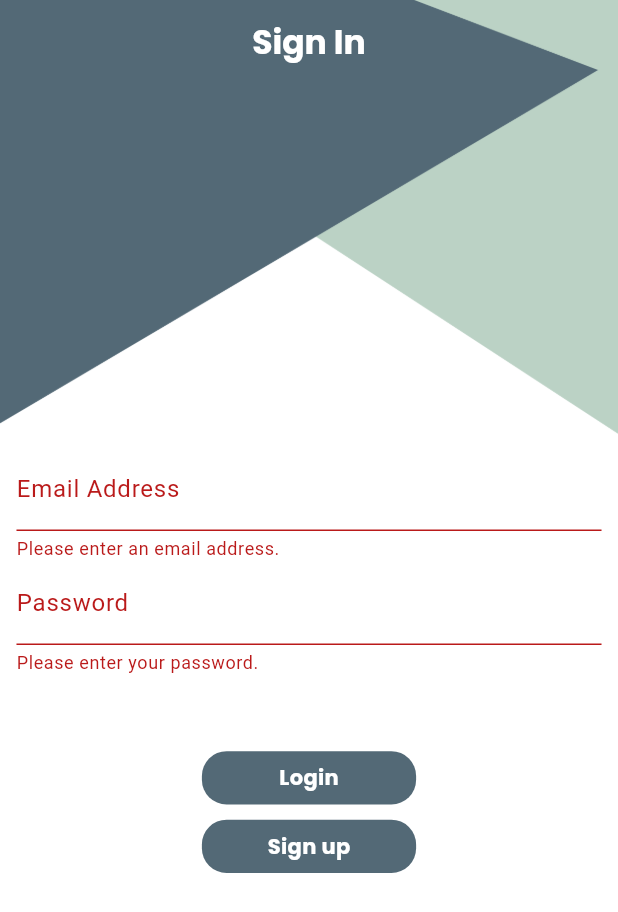
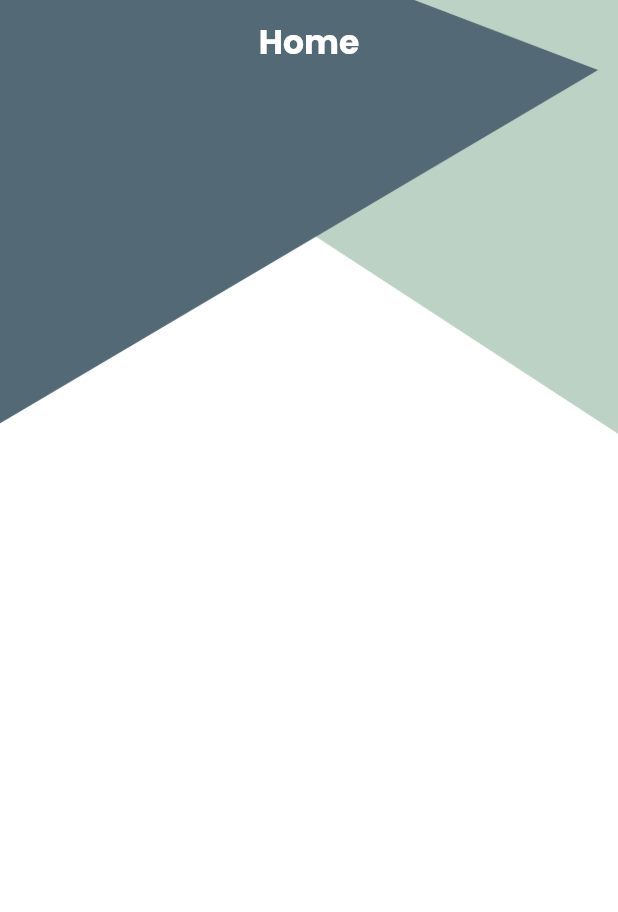
Before and after one commit to amrogad/xeno-chat-provider-firebase, a Flutter app: the screen it shows after launch, after a tap on "Login", on a phone screen of 412 x 824 dp. Shown: the top 912 px of the screen. Run offline on Flutter 3.47's test engine with Material 2 defaults, Android fonts, the phone set to English and light mode, and no system bars; drawn by our look-alikes of auto_size_text; our stand-ins replace awesome_snackbar_content, cloud_firestore, firebase_auth, firebase_core, flutter_screenutil, form_field_validator and 1 more; accounts and stored records are empty.

Commit message:
added internet and connection permissions added homeview and homeviewmodel added navigation to homescreen after sign up or login added user provider

```diff
--- a/lib/main.dart
+++ b/lib/main.dart
@@ -1,7 +1,10 @@
 import 'package:firebase_core/firebase_core.dart';
 import 'package:flutter/material.dart';
 import 'package:flutter_screenutil/flutter_screenutil.dart';
+import 'package:provider/provider.dart';
 import 'package:xeno_chat/constants/Colors.dart';
+import 'package:xeno_chat/providers/user_provider.dart';
+import 'package:xeno_chat/views/home_view.dart';
 import 'package:xeno_chat/views/login_view.dart';
 import 'package:xeno_chat/views/register_view.dart';
 import 'firebase_options.dart';
@@ -11,7 +14,14 @@ Future<void> main() async {
   await Firebase.initializeApp(
     options: DefaultFirebaseOptions.currentPlatform,
   );
-  runApp(const MyApp());
+  runApp(
+      MultiProvider(
+          providers: [
+            ChangeNotifierProvider<UserProvider>(create: (c) => UserProvider())
+          ],
+          child: const MyApp()
+      )
+  );
 }
 
 class MyApp extends StatelessWidget {
@@ -19,6 +29,7 @@ class MyApp extends StatelessWidget {
 
   @override
   Widget build(BuildContext context) {
+    var userProvider = Provider.of<UserProvider>(context);
     return ScreenUtilInit(
       designSize: const Size(375, 812),
       builder: (context, Widget? child) {
@@ -28,18 +39,18 @@ class MyApp extends StatelessWidget {
               colorScheme: ColorScheme.fromSeed(seedColor: XenoColors.primaryColor),
               useMaterial3: true,
             ),
-          initialRoute: LoginView.id,
+            initialRoute: userProvider.firebaseUser == null ? LoginView.id : HomeView.id,
             routes: {
               RegisterView.id: (c) => const RegisterView(),
               LoginView.id: (c) => const LoginView(),
+              HomeView.id: (c) => HomeView(),
             },
             // App font sizes can only be 3x bigger to reduce chances of overflow
             builder: (context, child) {
               final mediaQueryData = MediaQuery.of(context);
               final scale = mediaQueryData.textScaleFactor.clamp(1.0, 1.3);
               return MediaQuery(data: mediaQueryData.copyWith(textScaleFactor: scale), child: child!);
-            }
-        );
+            });
       },
     );
   }
--- a/lib/models/User.dart
+++ b/lib/models/UserModel.dart
@@ -1,18 +1,18 @@
-class User {
+class UserModel {
   final String? id;
   final String firstName;
   final String lastName;
   final String email;
 
-  User({
+  UserModel({
     this.id,
     required this.firstName,
     required this.lastName,
     required this.email,
   });
 
-  factory User.fromJson(Map<String, dynamic> json) {
-    return User(
+  factory UserModel.fromJson(Map<String, dynamic> json) {
+    return UserModel(
       firstName: json['firstName'],
       lastName: json['lastName'],
       email: json['email'],
--- /dev/null
+++ b/lib/providers/user_provider.dart
@@ -0,0 +1,34 @@
+import 'package:cloud_firestore/cloud_firestore.dart';
+import 'package:firebase_auth/firebase_auth.dart';
+import 'package:flutter/cupertino.dart';
+import '../models/UserModel.dart';
+
+class UserProvider extends ChangeNotifier{
+  UserModel? user;
+  User? firebaseUser;
+  UserProvider() {
+    firebaseUser = FirebaseAuth.instance.currentUser;
+    initializeUser();
+  }
+
+  // Returns an object that points to the users collection of the user model
+  CollectionReference<UserModel> getUserCollection() {
+    return FirebaseFirestore.instance
+        .collection('users')
+        // WIth converter converts the data from firestore to UserModel objects and vice versa
+        .withConverter(fromFirestore: (snapshot, _) => UserModel.fromJson(snapshot.data()!), toFirestore: (user, _) => user.toJson());
+  }
+
+  // Reads a user from Firebase Firestore and returns it as a UserModel object.
+  Future<UserModel> readUser(String userId) async {
+    var snapshot = await getUserCollection().doc(userId).get();
+    return snapshot.data()!;
+  }
+
+  // Check if auth user is not null then assign it to user model
+  initializeUser() async {
+    if (firebaseUser != null) {
+      user = await readUser(firebaseUser?.uid ?? '');
+    }
+  }
+}
--- /dev/null
+++ b/lib/viewmodels/home_viewmodel.dart
@@ -0,0 +1,5 @@
+import 'package:flutter/cupertino.dart';
+
+class HomeViewModel extends ChangeNotifier {
+
+}
--- a/lib/viewmodels/login_view_model.dart
+++ b/lib/viewmodels/login_view_model.dart
@@ -1,26 +1,28 @@
+import 'package:cloud_firestore/cloud_firestore.dart';
 import 'package:firebase_auth/firebase_auth.dart';
-import 'package:flutter/foundation.dart';
 import 'package:flutter/material.dart';
 import 'package:xeno_chat/services/services.dart';
+import 'package:xeno_chat/views/home_view.dart';
 import '../constants/firebase_errors.dart';
-import '../views/widgets/xeno_snackbar.dart';
+import '../widgets/xeno_snackbar.dart';
 
 class LoginViewModel extends ChangeNotifier {
   final GlobalKey<FormState> loginFormKey = GlobalKey<FormState>();
   final FirebaseAuth firebaseAuth = FirebaseAuth.instance;
-  final TextEditingController emailAddressController = TextEditingController();
+  final TextEditingController emailController = TextEditingController();
   final TextEditingController passwordController = TextEditingController();
+  final FirebaseFirestore db = FirebaseFirestore.instance;
 
   // Sign in with email and password
   Future<void> validateAndSignIn(BuildContext context) async {
     try {
       Services.rotatedSpinner(context);
       if (loginFormKey.currentState!.validate()) {
-        await firebaseAuth.signInWithEmailAndPassword(email: emailAddressController.text, password: passwordController.text);
+        await firebaseAuth.signInWithEmailAndPassword(email: emailController.text, password: passwordController.text);
       }
       if (context.mounted) {
         Navigator.pop(context);
-        //TODO: Add navigation to home screen
+        Navigator.pushReplacementNamed(context, HomeView.id);
       }
     } on FirebaseAuthException catch (error) {
       if (error.code == FirebaseErrors.userNotFound) {
@@ -35,9 +37,8 @@ class LoginViewModel extends ChangeNotifier {
         }
       }
     } catch (error) {
-      if (kDebugMode) {
-        print(error);
-      }
+      XenoSnackBars.showXenoErrorSnackBar(context, message: 'An error has occurred please try again later!');
+      Navigator.pop(context);
     }
   }
 }
--- /dev/null
+++ b/lib/views/home_view.dart
@@ -0,0 +1,23 @@
+import 'package:flutter/material.dart';
+import 'package:provider/provider.dart';
+import 'package:xeno_chat/viewmodels/home_viewmodel.dart';
+import 'package:xeno_chat/widgets/xeno_scaffold.dart';
+
+class HomeView extends StatelessWidget {
+    HomeView({Key? key}) : super(key: key);
+   static const String id = 'home-view';
+   HomeViewModel homeViewModel = HomeViewModel();
+
+  @override
+  Widget build(BuildContext context) {
+    return ChangeNotifierProvider(
+      create: (BuildContext context) {
+        homeViewModel;
+      },
+      child: XenoScaffold(
+        appBarTitle: 'Home',
+        body: Container()
+      ),
+    );
+  }
+}
--- a/lib/views/login_view.dart
+++ b/lib/views/login_view.dart
@@ -3,9 +3,9 @@ import 'package:flutter_screenutil/flutter_screenutil.dart';
 import 'package:provider/provider.dart';
 import 'package:xeno_chat/viewmodels/login_view_model.dart';
 import 'package:xeno_chat/views/register_view.dart';
-import 'package:xeno_chat/views/widgets/xeno_button.dart';
-import 'package:xeno_chat/views/widgets/xeno_scaffold.dart';
-import 'package:xeno_chat/views/widgets/xeno_textfield.dart';
+import 'package:xeno_chat/widgets/xeno_button.dart';
+import 'package:xeno_chat/widgets/xeno_scaffold.dart';
+import 'package:xeno_chat/widgets/xeno_textfield.dart';
 import '../services/xeno_form_validator.dart';
 
 class LoginView extends StatefulWidget {
@@ -21,7 +21,7 @@ class _LoginViewState extends State<LoginView> {
 
   @override
   void dispose() {
-    loginViewModel.emailAddressController.dispose();
+    loginViewModel.emailController.dispose();
     loginViewModel.passwordController.dispose();
     super.dispose();
   }
@@ -34,7 +34,6 @@ class _LoginViewState extends State<LoginView> {
       },
       child: XenoScaffold(
         appBarTitle: 'Sign In',
-        resizeToAvoidBottomInset: false,
         body: Form(
           key: loginViewModel.loginFormKey,
           child: Padding(
@@ -43,7 +42,7 @@ class _LoginViewState extends State<LoginView> {
               mainAxisAlignment: MainAxisAlignment.center,
               children: [
                 XenoTextField(
-                  controller: loginViewModel.emailAddressController,
+                  controller: loginViewModel.emailController,
                   title: 'Email Address',
                   validator: XenoFormValidator.emailAddressValidator,
                 ),
--- a/lib/views/widgets/xeno_scaffold.dart
+++ b/lib/widgets/xeno_scaffold.dart
@@ -6,7 +6,7 @@ class XenoScaffold extends StatelessWidget {
   final String? appBarTitle;
   final Widget? body;
   final bool? resizeToAvoidBottomInset;
-  const XenoScaffold({this.appBarTitle, this.body, this.resizeToAvoidBottomInset, super.key});
+  const XenoScaffold({this.appBarTitle, this.body, this.resizeToAvoidBottomInset = false, super.key});
 
   @override
   Widget build(BuildContext context) {
```
Also changed, not shown: lib/viewmodels/register_view_model.dart (+8 -6 lines), lib/views/register_view.dart (+3 -4 lines), lib/widgets/xeno_button.dart (renamed from lib/views/widgets/xeno_button.dart), lib/widgets/xeno_snackbar.dart (renamed from lib/views/widgets/xeno_snackbar.dart), lib/widgets/xeno_textfield.dart (renamed from lib/views/widgets/xeno_textfield.dart), 1 other file. Lines whose indentation alone changed are shown as unchanged.
